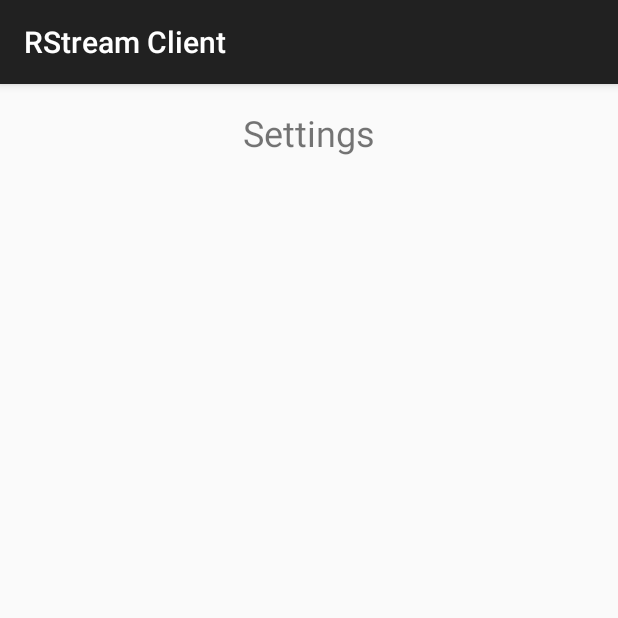
After one commit to floppyhammer/rstream, an Android app: the SettingsActivity screen opened directly, with no data from a screen before it, on a phone screen of 412 x 824 dp, the top half of it. The commit adds this screen. Run offline under Robolectric (Android 15) with nearby library versions, the phone set to English and light mode, and no system bars.

Commit message:
Add settings activity

```diff
--- a/client/app/src/main/AndroidManifest.xml
+++ b/client/app/src/main/AndroidManifest.xml
@@ -31,6 +31,12 @@
         </activity>
 
         <activity
+            android:name=".SettingsActivity"
+            android:exported="true"
+            android:theme="@style/Theme.AppCompat.DayNight.DarkActionBar">
+        </activity>
+
+        <activity
             android:name=".StreamingActivity"
             android:configChanges="screenSize|screenLayout|orientation|keyboardHidden|keyboard|navigation|uiMode"
             android:excludeFromRecents="false"
--- a/client/app/src/main/java/com/gst/android/demo/MainMenuActivity.kt
+++ b/client/app/src/main/java/com/gst/android/demo/MainMenuActivity.kt
@@ -36,6 +36,12 @@ class MainMenuActivity : AppCompatActivity() {
             intent.putExtra(TEXT_KEY, editText.text.toString())
 
             // Start the StreamingActivity
+            startActivity(intent)
+        }
+
+        binding.settingsButton.setOnClickListener {
+            // Create an Intent to switch to the SettingsActivity
+            val intent = Intent(this, SettingsActivity::class.java)
             startActivity(intent)
         }
 
--- /dev/null
+++ b/client/app/src/main/java/com/gst/android/demo/SettingsActivity.kt
@@ -0,0 +1,11 @@
+package com.gst.android.demo
+
+import android.os.Bundle
+import androidx.appcompat.app.AppCompatActivity
+
+class SettingsActivity : AppCompatActivity() {
+    override fun onCreate(savedInstanceState: Bundle?) {
+        super.onCreate(savedInstanceState)
+        setContentView(R.layout.activity_settings)
+    }
+}
--- /dev/null
+++ b/client/app/src/main/res/layout/activity_settings.xml
@@ -0,0 +1,15 @@
+<?xml version="1.0" encoding="utf-8"?>
+<LinearLayout xmlns:android="http://schemas.android.com/apk/res/android"
+    android:layout_width="match_parent"
+    android:layout_height="match_parent"
+    android:orientation="vertical">
+
+    <TextView
+        android:layout_width="match_parent"
+        android:layout_height="wrap_content"
+        android:text="Settings"
+        android:textSize="24sp"
+        android:gravity="center"
+        android:padding="16dp"/>
+
+</LinearLayout>
```
Also changed, not shown: client/app/src/main/res/layout/activity_main_menu.xml (+7 -0 lines).
